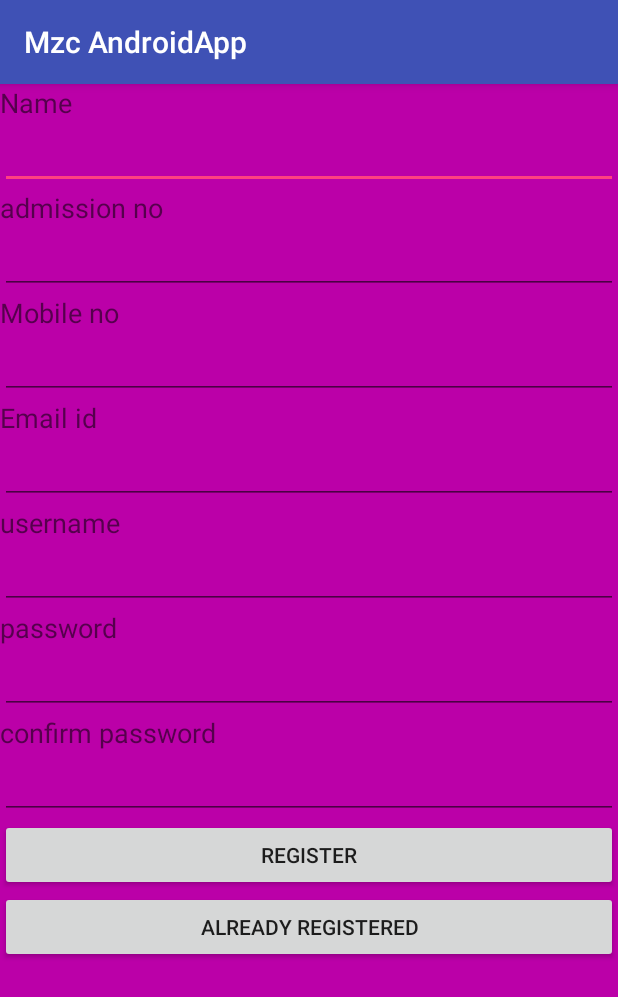
After one commit to aswathy1998/aswathy, an Android app: the RegisterActivity screen opened directly, with no data from a screen before it, on a phone screen of 412 x 824 dp. The commit adds this screen. Shown: the top 997 px of the screen. Run offline under Robolectric (Android 15) with nearby library versions, the phone set to English and light mode, and no system bars.

Commit message:
Register completed

```diff
--- a/app/src/main/AndroidManifest.xml
+++ b/app/src/main/AndroidManifest.xml
@@ -15,6 +15,7 @@
                 <category android:name="android.intent.category.LAUNCHER" />
             </intent-filter>
         </activity>
+        <activity android:name=".RegisterActivity"></activity>
     </application>
 
 </manifest>
--- a/app/src/main/java/com/example/aswathy/mzcandroidapp/MainActivity.java
+++ b/app/src/main/java/com/example/aswathy/mzcandroidapp/MainActivity.java
@@ -1,5 +1,6 @@
 package com.example.aswathy.mzcandroidapp;
 
+import android.content.Intent;
 import android.support.v7.app.AppCompatActivity;
 import android.os.Bundle;
 import android.view.View;
@@ -9,7 +10,7 @@ import android.widget.Toast;
 
 public class MainActivity extends AppCompatActivity {
     EditText ed1,ed2;
-    Button b;
+    Button b,b1;
     String getusername,getpassword;
     @Override
     protected void onCreate(Bundle savedInstanceState) {
@@ -18,6 +19,7 @@ public class MainActivity extends AppCompatActivity {
         ed1=(EditText)findViewById(R.id.uname);
         ed2=(EditText)findViewById(R.id.password);
         b=(Button)findViewById(R.id.loginbutton);
+        b1=(Button)findViewById(R.id.regr);
 
         b.setOnClickListener(new View.OnClickListener() {
             @Override
@@ -29,5 +31,14 @@ public class MainActivity extends AppCompatActivity {
 //                Toast.makeText(getApplicationContext(),"Hello",Toast.LENGTH_LONG).show();
             }
         });
+
+
+        b1.setOnClickListener(new View.OnClickListener() {
+            @Override
+            public void onClick(View view) {
+                Intent i=new Intent(getApplicationContext(),RegisterActivity.class);
+                startActivity(i);
+            }
+        });
     }
 }
--- /dev/null
+++ b/app/src/main/java/com/example/aswathy/mzcandroidapp/RegisterActivity.java
@@ -0,0 +1,60 @@
+package com.example.aswathy.mzcandroidapp;
+
+import android.content.Intent;
+import android.support.v7.app.AppCompatActivity;
+import android.os.Bundle;
+import android.view.View;
+import android.widget.Button;
+import android.widget.EditText;
+import android.widget.Toast;
+
+public class RegisterActivity extends AppCompatActivity {
+EditText ed1,ed2,ed3,ed4,ed5,ed6,ed7;
+    Button b1,b2;
+    String getname,getadmno,getmob,getemail,getuname,getpwd,getcpwd;
+    @Override
+    protected void onCreate(Bundle savedInstanceState) {
+        super.onCreate(savedInstanceState);
+        setContentView(R.layout.activity_register);
+        ed1=(EditText)findViewById(R.id.name);
+        ed2=(EditText)findViewById(R.id.admno);
+        ed3=(EditText)findViewById(R.id.mob);
+        ed4=(EditText)findViewById(R.id.email);
+        ed5=(EditText)findViewById(R.id.uname);
+        ed6=(EditText)findViewById(R.id.pwd);
+        ed7=(EditText)findViewById(R.id.cpwd);
+        b1=(Button)findViewById(R.id.reg);
+        b2=(Button)findViewById(R.id.areg);
+        b1.setOnClickListener(new View.OnClickListener() {
+            @Override
+            public void onClick(View view) {
+                getname = ed1.getText().toString();
+                getadmno = ed2.getText().toString();
+                getmob = ed3.getText().toString();
+                getemail = ed4.getText().toString();
+                getuname = ed5.getText().toString();
+                getpwd = ed6.getText().toString();
+                getcpwd = ed7.getText().toString();
+
+                if (getpwd.equals(getcpwd)) {
+                    Toast.makeText(getApplicationContext(), getname, Toast.LENGTH_LONG).show();
+                    Toast.makeText(getApplicationContext(), getadmno, Toast.LENGTH_LONG).show();
+                    Toast.makeText(getApplicationContext(), getmob, Toast.LENGTH_LONG).show();
+                    Toast.makeText(getApplicationContext(), getemail, Toast.LENGTH_LONG).show();
+                    Toast.makeText(getApplicationContext(), getuname, Toast.LENGTH_LONG).show();
+                    Toast.makeText(getApplicationContext(), getpwd, Toast.LENGTH_LONG).show();
+                    Toast.makeText(getApplicationContext(), getcpwd, Toast.LENGTH_LONG).show();
+                } else {
+                    Toast.makeText(getApplicationContext(), "Password and confirm password are not equal", Toast.LENGTH_LONG).show();
+                }
+            }
+        });
+        b2.setOnClickListener(new View.OnClickListener() {
+            @Override
+            public void onClick(View view) {
+                Intent i=new Intent(getApplicationContext(),MainActivity.class);
+                startActivity(i);
+            }
+        });
+    }
+}
--- a/app/src/main/res/layout/activity_main.xml
+++ b/app/src/main/res/layout/activity_main.xml
@@ -27,5 +27,11 @@
         android:layout_width="match_parent"
         android:layout_height="wrap_content"
         android:text="Login"/>
+    <Button
+        android:id="@+id/regr"
+        android:layout_width="match_parent"
+        android:layout_height="wrap_content"
+        android:text="Register"
+        />
 
 </LinearLayout>
--- /dev/null
+++ b/app/src/main/res/layout/activity_register.xml
@@ -0,0 +1,81 @@
+<LinearLayout android:layout_height="match_parent" android:layout_width="match_parent"
+    android:orientation="vertical"
+    android:background="#bb00a8"
+    xmlns:android="http://schemas.android.com/apk/res/android">
+    <TextView
+        android:layout_width="match_parent"
+        android:layout_height="wrap_content"
+        android:text="Name"
+        android:textSize="18dp"/>
+    <EditText
+        android:id="@+id/name"
+        android:layout_width="match_parent"
+        android:layout_height="wrap_content" />
+    <TextView
+        android:layout_width="match_parent"
+        android:layout_height="wrap_content"
+        android:text="admission no"
+        android:textSize="18dp"/>
+    <EditText
+        android:id="@+id/admno"
+        android:layout_width="match_parent"
+        android:layout_height="wrap_content" />
+    <TextView
+        android:layout_width="match_parent"
+        android:layout_height="wrap_content"
+        android:textSize="18dp"
+        android:text="Mobile no"/>
+    <EditText
+        android:id="@+id/mob"
+        android:layout_width="match_parent"
+        android:layout_height="wrap_content" />
+    <TextView
+        android:layout_width="match_parent"
+        android:layout_height="wrap_content"
+        android:text="Email id"
+        android:textSize="18dp"/>
+    <EditText
+        android:id="@+id/email"
+        android:layout_width="match_parent"
+        android:layout_height="wrap_content" />
+    <TextView
+        android:layout_width="match_parent"
+        android:layout_height="wrap_content"
+        android:textSize="18dp"
+        android:text="username"/>
+<EditText
+    android:id="@+id/uname"
+    android:layout_width="match_parent"
+    android:layout_height="wrap_content" />
+    <TextView
+        android:layout_width="match_parent"
+        android:layout_height="wrap_content"
+        android:text="password"
+        android:textSize="18dp"
+        />
+    <EditText
+        android:id="@+id/pwd"
+        android:inputType="textPassword"
+        android:layout_width="match_parent"
+        android:layout_height="wrap_content" />
+    <TextView
+        android:layout_width="match_parent"
+        android:layout_height="wrap_content"
+        android:textSize="18dp"
+        android:text="confirm password"/>
+    <EditText
+        android:id="@+id/cpwd"
+        android:layout_width="match_parent"
+        android:layout_height="wrap_content"
+        android:inputType="textPassword"/>
+    <Button
+        android:id="@+id/reg"
+        android:layout_width="match_parent"
+        android:layout_height="wrap_content"
+        android:text="Register"/>
+    <Button
+        android:id="@+id/areg"
+        android:layout_width="match_parent"
+        android:layout_height="wrap_content"
+        android:text="Already registered"/>
+</LinearLayout>
```
